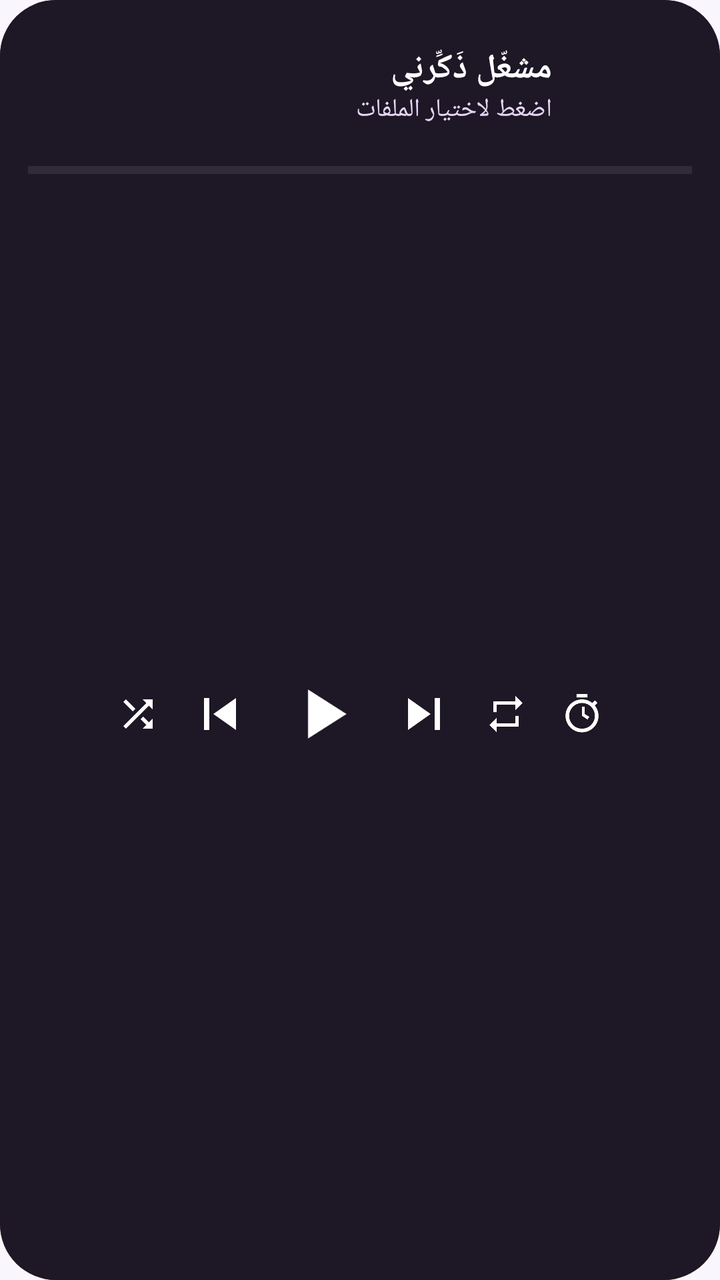
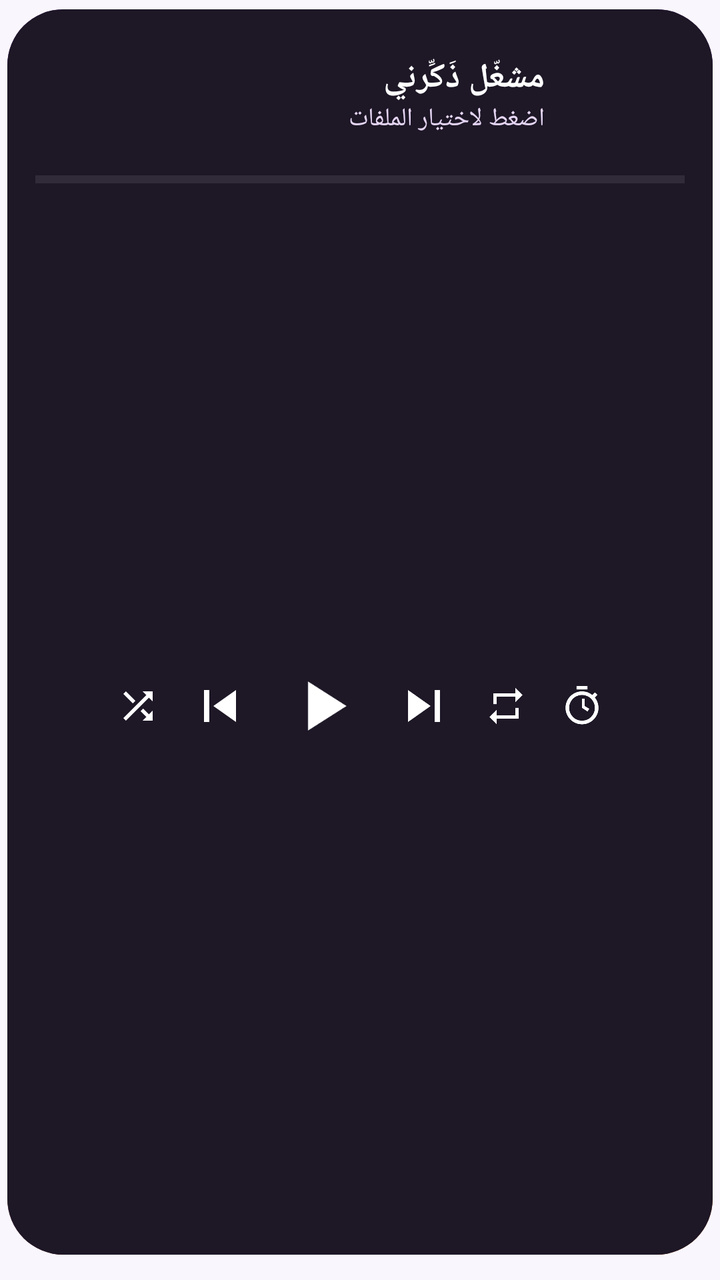

Compare the two renders of this Android layout. The source of the first and the diff that turns it into the second are given below.
<!-- AndroidManifest.xml: application theme AppTheme -->
<!-- res/layout/widget_player_l.xml -->
<?xml version="1.0" encoding="utf-8"?>
<FrameLayout xmlns:android="http://schemas.android.com/apk/res/android" android:id="@+id/widget_root" android:layout_width="match_parent" android:layout_height="match_parent" android:layoutDirection="rtl">
    <ImageView android:id="@+id/wbg" android:layout_width="match_parent" android:layout_height="match_parent" android:clipToOutline="true" android:scaleType="fitXY" android:src="@drawable/wbg_grad_2" android:contentDescription="@null" />
    <ImageView android:id="@+id/wscrim" android:layout_width="match_parent" android:layout_height="match_parent" android:scaleType="fitXY" android:src="@drawable/wbg_dark_2" android:contentDescription="@null" />
    <LinearLayout android:layout_width="match_parent" android:layout_height="match_parent" android:orientation="vertical" android:padding="14dp">
        <LinearLayout android:layout_width="match_parent" android:layout_height="wrap_content" android:orientation="horizontal" android:gravity="center_vertical">
            <ImageView android:id="@+id/p_art" android:layout_width="58dp" android:layout_height="58dp" android:scaleType="centerCrop" android:src="@mipmap/ic_launcher" android:contentDescription="@null" />
            <LinearLayout android:layout_width="0dp" android:layout_height="wrap_content" android:layout_weight="1" android:orientation="vertical" android:paddingStart="12dp">
                <TextView android:id="@+id/p_title" android:layout_width="wrap_content" android:layout_height="wrap_content" android:text="مشغّل ذَكِّرني" android:textColor="#FFFFFF" android:textSize="17dp" android:maxLines="1" android:ellipsize="end" android:textStyle="bold" />
                <TextView android:id="@+id/p_artist" android:layout_width="wrap_content" android:layout_height="wrap_content" android:text="اضغط لاختيار الملفات" android:textColor="#E6D6F5" android:textSize="12.5dp" android:maxLines="1" android:ellipsize="end"  />
                <TextView android:id="@+id/p_sleep" android:layout_width="wrap_content" android:layout_height="wrap_content" android:text="" android:textColor="#FFB066" android:textSize="11dp" android:maxLines="1" android:ellipsize="end"  android:visibility="gone"/>
            </LinearLayout>
        </LinearLayout>
        <ProgressBar android:id="@+id/p_prog" style="@android:style/Widget.Material.ProgressBar.Horizontal" android:layout_width="match_parent" android:layout_height="6dp" android:layout_marginTop="10dp" android:max="1000" android:progress="0" android:progressTint="#FFB066" android:progressBackgroundTint="#55FFFFFF" />
        <LinearLayout android:layout_width="match_parent" android:layout_height="0dp" android:layout_weight="1" android:orientation="horizontal" android:gravity="center" android:layoutDirection="ltr">
            <ImageView android:id="@+id/p_shuf" android:layout_width="38dp" android:layout_height="38dp" android:padding="8dp" android:src="@drawable/ic_p_shuffle" android:contentDescription="p_shuf" />
            <ImageView android:id="@+id/p_prev" android:layout_width="44dp" android:layout_height="44dp" android:padding="6dp" android:src="@drawable/ic_p_prev" android:contentDescription="p_prev" />
            <ImageView android:id="@+id/p_toggle" android:layout_width="58dp" android:layout_height="58dp" android:padding="8dp" android:src="@drawable/ic_p_play" android:contentDescription="p_toggle" />
            <ImageView android:id="@+id/p_next" android:layout_width="44dp" android:layout_height="44dp" android:padding="6dp" android:src="@drawable/ic_p_next" android:contentDescription="p_next" />
            <ImageView android:id="@+id/p_rep" android:layout_width="38dp" android:layout_height="38dp" android:padding="8dp" android:src="@drawable/ic_p_repeat" android:contentDescription="p_rep" />
            <ImageView android:id="@+id/p_timer" android:layout_width="38dp" android:layout_height="38dp" android:padding="8dp" android:src="@drawable/ic_p_timer" android:contentDescription="p_timer" />
        </LinearLayout>
    </LinearLayout>
</FrameLayout>
<!-- resources referenced by this layout -->
<resources>
  <!-- drawable ic_p_next (drawable) -->
  <vector xmlns:android="http://schemas.android.com/apk/res/android" android:width="24dp" android:height="24dp" android:viewportWidth="24" android:viewportHeight="24">
      <path android:fillColor="#FFFFFFFF" android:pathData="M6,6l8.5,6L6,18zM16,6h2v12h-2z"/>
  </vector>
  <!-- drawable ic_p_play (drawable) -->
  <vector xmlns:android="http://schemas.android.com/apk/res/android" android:width="24dp" android:height="24dp" android:viewportWidth="24" android:viewportHeight="24">
      <path android:fillColor="#FFFFFFFF" android:pathData="M8,5v14l11,-7z"/>
  </vector>
  <!-- drawable ic_p_prev (drawable) -->
  <vector xmlns:android="http://schemas.android.com/apk/res/android" android:width="24dp" android:height="24dp" android:viewportWidth="24" android:viewportHeight="24">
      <path android:fillColor="#FFFFFFFF" android:pathData="M18,6l-8.5,6L18,18zM6,6h2v12H6z"/>
  </vector>
  <!-- drawable ic_p_repeat (drawable) -->
  <vector xmlns:android="http://schemas.android.com/apk/res/android" android:width="24dp" android:height="24dp" android:viewportWidth="24" android:viewportHeight="24">
      <path android:fillColor="#FFFFFFFF" android:pathData="M7,7h10v3l4,-4 -4,-4v3H5v6h2V7zM17,17H7v-3l-4,4 4,4v-3h12v-6h-2v4z"/>
  </vector>
  <!-- drawable ic_p_shuffle (drawable) -->
  <vector xmlns:android="http://schemas.android.com/apk/res/android" android:width="24dp" android:height="24dp" android:viewportWidth="24" android:viewportHeight="24">
      <path android:fillColor="#FFFFFFFF" android:pathData="M10.59,9.17L5.41,4 4,5.41l5.17,5.17 1.42,-1.41zM14.5,4l2.04,2.04L4,18.59 5.41,20 17.96,7.46 20,9.5V4h-5.5zM14.83,13.41l-1.41,1.41 3.13,3.13L14.5,20H20v-5.5l-2.04,2.04 -3.13,-3.13z"/>
  </vector>
  <!-- drawable ic_p_timer (drawable) -->
  <vector xmlns:android="http://schemas.android.com/apk/res/android" android:width="24dp" android:height="24dp" android:viewportWidth="24" android:viewportHeight="24">
      <path android:fillColor="#FFFFFFFF" android:pathData="M15,1H9v2h6V1zM12,8v5l3,2 1,-1.5 -2.5,-1.5V8zM19.03,7.39l1.42,-1.42c-0.43,-0.51 -0.9,-0.99 -1.41,-1.41l-1.42,1.42A8.96,8.96 0,0 0,12 4a9,9 0,1 0,9 9c0,-2.12 -0.74,-4.07 -1.97,-5.61zM12,20a7,7 0,1 1,0 -14,7 7 0,0 1,0 14z"/>
  </vector>
  <!-- drawable wbg_dark_2 (drawable) -->
  <?xml version="1.0" encoding="utf-8"?>
  <shape xmlns:android="http://schemas.android.com/apk/res/android" android:shape="rectangle">
      <solid android:color="#1D1726" />
      <corners android:radius="28dp" />
  </shape>
  <!-- drawable wbg_grad_2 (drawable) -->
  <?xml version="1.0" encoding="utf-8"?>
  <shape xmlns:android="http://schemas.android.com/apk/res/android" android:shape="rectangle">
      <gradient android:angle="315" android:startColor="#7137A8" android:centerColor="#5A2690" android:endColor="#B04E0A" />
      <corners android:radius="28dp" />
  </shape>
  <!-- mipmap ic_launcher (mipmap-anydpi-v26) -->
  <?xml version="1.0" encoding="utf-8"?>
  <adaptive-icon xmlns:android="http://schemas.android.com/apk/res/android">
      <background android:drawable="@drawable/ic_bg" />
      <foreground android:drawable="@drawable/ic_fg" />
      <monochrome android:drawable="@drawable/ic_fg_mono" />
  </adaptive-icon>
  <style name="AppTheme" parent="@android:style/Theme.Material.Light.NoActionBar">
          <item name="android:windowBackground">@color/bg</item>
          <item name="android:statusBarColor">@color/bg</item>
          <item name="android:navigationBarColor">@color/bg</item>
          <item name="android:colorAccent">@color/orange</item>
          <item name="android:colorPrimary">@color/purple</item>
      </style>
  <!-- drawable ic_bg: png bitmap (drawable-nodpi, 34109 bytes) -->
  <!-- drawable ic_fg: png bitmap (drawable-nodpi, 6709 bytes) -->
  <!-- drawable ic_fg_mono: png bitmap (drawable-nodpi, 6709 bytes) -->
  <color name="bg">#FAF6FD</color>
  <color name="orange">#F28A32</color>
  <color name="purple">#7137A8</color>
</resources>

<!-- the commit's change to res/layout/widget_player_l.xml (unified diff, before → after) -->
@@ -1,5 +1,5 @@
 <?xml version="1.0" encoding="utf-8"?>
-<FrameLayout xmlns:android="http://schemas.android.com/apk/res/android" android:id="@+id/widget_root" android:layout_width="match_parent" android:layout_height="match_parent" android:layoutDirection="rtl">
+<FrameLayout xmlns:android="http://schemas.android.com/apk/res/android" android:id="@+id/widget_root" android:layout_width="match_parent" android:layout_height="match_parent" android:layoutDirection="rtl" android:paddingStart="3.5dp" android:paddingEnd="3.5dp" android:paddingTop="4.5dp" android:paddingBottom="12.5dp">
     <ImageView android:id="@+id/wbg" android:layout_width="match_parent" android:layout_height="match_parent" android:clipToOutline="true" android:scaleType="fitXY" android:src="@drawable/wbg_grad_2" android:contentDescription="@null" />
     <ImageView android:id="@+id/wscrim" android:layout_width="match_parent" android:layout_height="match_parent" android:scaleType="fitXY" android:src="@drawable/wbg_dark_2" android:contentDescription="@null" />
     <LinearLayout android:layout_width="match_parent" android:layout_height="match_parent" android:orientation="vertical" android:padding="14dp">
